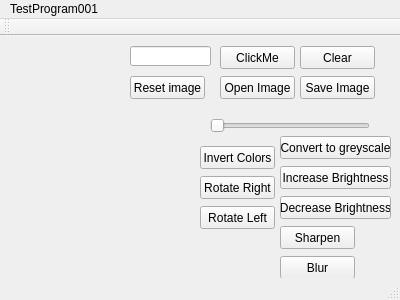
This is mainwindow.ui in SecT/ImageProcessQT as Qt 5 draws it before an edit. The edited form follows.
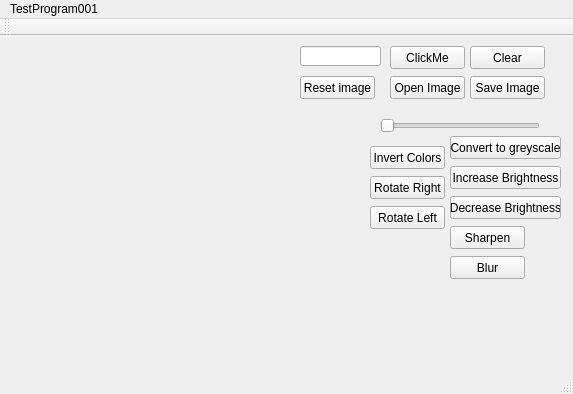
This is the edited form. Icons and pictures are not drawn.

What changed in the file:
```diff
--- a/mainwindow.ui
+++ b/mainwindow.ui
@@ -6,8 +6,8 @@
    <rect>
     <x>0</x>
     <y>0</y>
-    <width>400</width>
-    <height>300</height>
+    <width>573</width>
+    <height>394</height>
    </rect>
   </property>
   <property name="windowTitle">
@@ -17,7 +17,7 @@
    <widget class="QPushButton" name="pushButton">
     <property name="geometry">
      <rect>
-      <x>220</x>
+      <x>390</x>
       <y>10</y>
       <width>75</width>
       <height>23</height>
@@ -30,7 +30,7 @@
    <widget class="QLineEdit" name="lineEdit">
     <property name="geometry">
      <rect>
-      <x>130</x>
+      <x>300</x>
       <y>10</y>
       <width>81</width>
       <height>20</height>
@@ -40,7 +40,7 @@
    <widget class="QPushButton" name="clearButton">
     <property name="geometry">
      <rect>
-      <x>300</x>
+      <x>470</x>
       <y>10</y>
       <width>75</width>
       <height>23</height>
@@ -55,8 +55,8 @@
      <rect>
       <x>10</x>
       <y>10</y>
-      <width>100</width>
-      <height>100</height>
+      <width>225</width>
+      <height>225</height>
      </rect>
     </property>
     <property name="text">
@@ -72,7 +72,7 @@
    <widget class="QSlider" name="horizontalSlider">
     <property name="geometry">
      <rect>
-      <x>210</x>
+      <x>380</x>
       <y>80</y>
       <width>160</width>
       <height>19</height>
@@ -97,7 +97,7 @@
    <widget class="QPushButton" name="openImageButton">
     <property name="geometry">
      <rect>
-      <x>220</x>
+      <x>390</x>
       <y>40</y>
       <width>75</width>
       <height>23</height>
@@ -110,7 +110,7 @@
    <widget class="QPushButton" name="saveImageButton">
     <property name="geometry">
      <rect>
-      <x>300</x>
+      <x>470</x>
       <y>40</y>
       <width>75</width>
       <height>23</height>
@@ -123,7 +123,7 @@
    <widget class="QPushButton" name="greyscaleButton">
     <property name="geometry">
      <rect>
-      <x>280</x>
+      <x>450</x>
       <y>100</y>
       <width>111</width>
       <height>23</height>
@@ -136,7 +136,7 @@
    <widget class="QPushButton" name="IncreaseBrightnessButton">
     <property name="geometry">
      <rect>
-      <x>280</x>
+      <x>450</x>
       <y>130</y>
       <width>111</width>
       <height>23</height>
@@ -149,7 +149,7 @@
    <widget class="QPushButton" name="decreaseBrightnessButton">
     <property name="geometry">
      <rect>
-      <x>280</x>
+      <x>450</x>
       <y>160</y>
       <width>111</width>
       <height>23</height>
@@ -162,7 +162,7 @@
    <widget class="QPushButton" name="resetImageButton">
     <property name="geometry">
      <rect>
-      <x>130</x>
+      <x>300</x>
       <y>40</y>
       <width>75</width>
       <height>23</height>
@@ -175,7 +175,7 @@
    <widget class="QPushButton" name="sharpenButton">
     <property name="geometry">
      <rect>
-      <x>280</x>
+      <x>450</x>
       <y>190</y>
       <width>75</width>
       <height>23</height>
@@ -188,7 +188,7 @@
    <widget class="QPushButton" name="blurButton">
     <property name="geometry">
      <rect>
-      <x>280</x>
+      <x>450</x>
       <y>220</y>
       <width>75</width>
       <height>23</height>
@@ -201,7 +201,7 @@
    <widget class="QPushButton" name="invertColorsButton">
     <property name="geometry">
      <rect>
-      <x>200</x>
+      <x>370</x>
       <y>110</y>
       <width>75</width>
       <height>23</height>
@@ -214,7 +214,7 @@
    <widget class="QPushButton" name="rotateRightButton">
     <property name="geometry">
      <rect>
-      <x>200</x>
+      <x>370</x>
       <y>140</y>
       <width>75</width>
       <height>23</height>
@@ -227,7 +227,7 @@
    <widget class="QPushButton" name="rotateLeftButton">
     <property name="geometry">
      <rect>
-      <x>200</x>
+      <x>370</x>
       <y>170</y>
       <width>75</width>
       <height>23</height>
@@ -243,7 +243,7 @@
     <rect>
      <x>0</x>
      <y>0</y>
-     <width>400</width>
+     <width>573</width>
      <height>21</height>
     </rect>
    </property>
```
